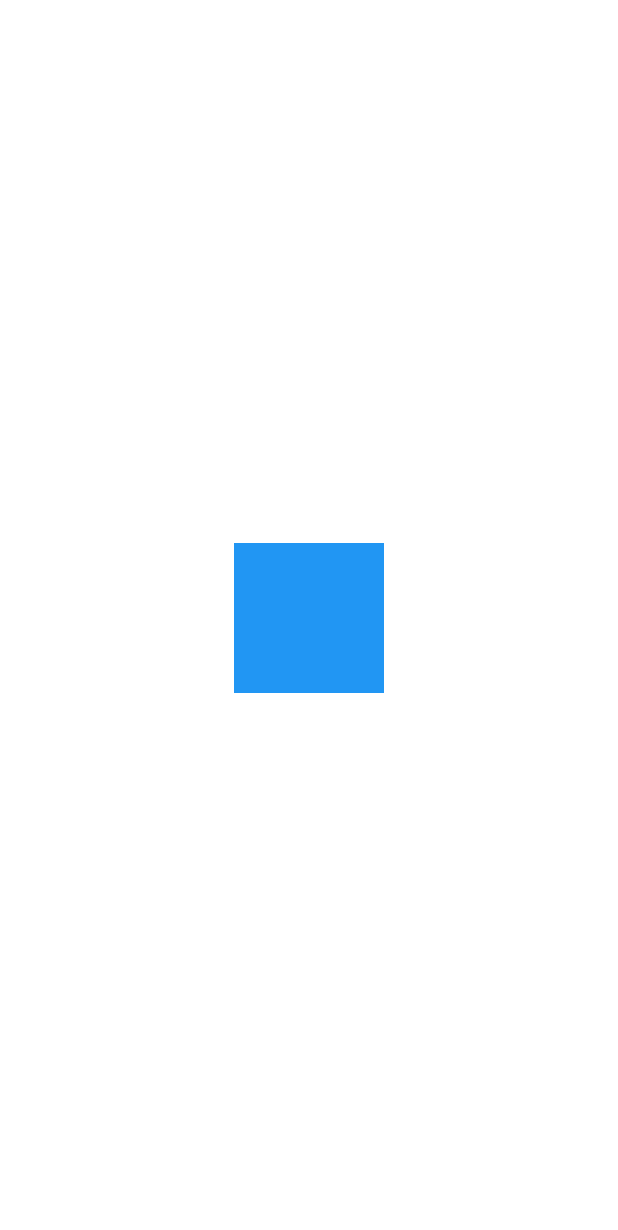
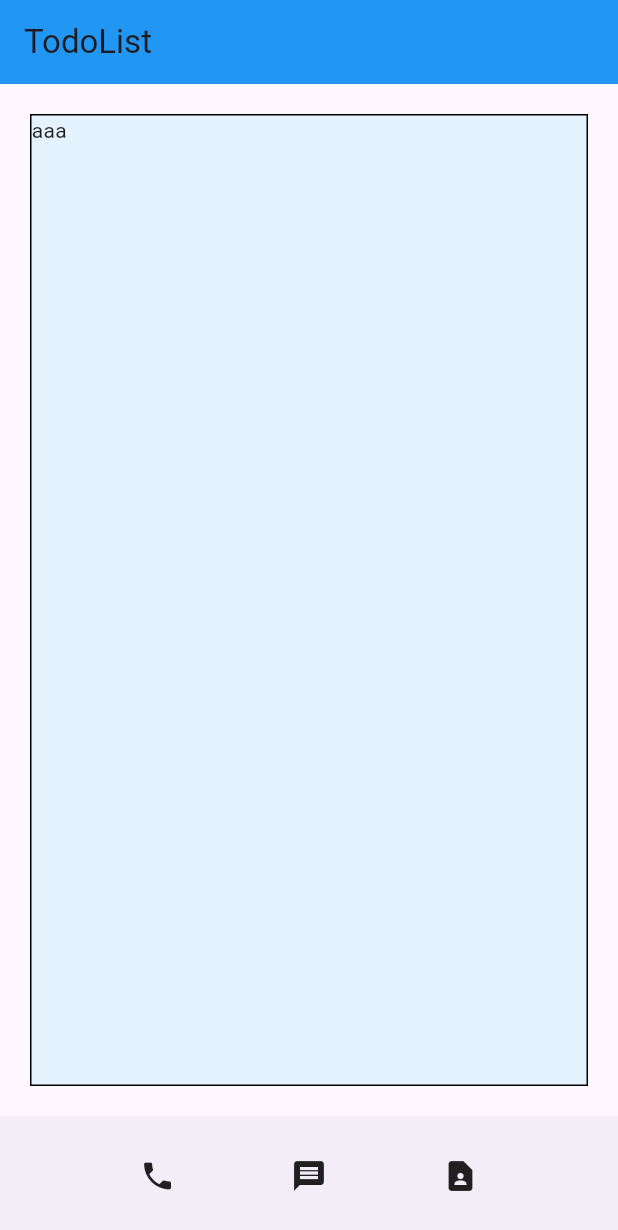
Before and after one commit to jerryVerse/contact, a Flutter app: the screen it shows after launch, on a phone screen of 412 x 824 dp. Shown: the top 1230 px of the screen. Run offline on Flutter 3.47's test engine with Material 3 defaults, Android fonts, the phone set to English and light mode, and no system bars.

Commit message:
프로젝트 시작

```diff
--- a/lib/main.dart
+++ b/lib/main.dart
@@ -11,27 +11,34 @@ class MyApp extends StatelessWidget {
   @override
   Widget build(BuildContext context) {
     return MaterialApp(
-      title: 'Flutter Demo',
-      theme: ThemeData(
-        // This is the theme of your application.
-        //
-        // TRY THIS: Try running your application with "flutter run". You'll see
-        // the application has a purple toolbar. Then, without quitting the app,
-        // try changing the seedColor in the colorScheme below to Colors.green
-        // and then invoke "hot reload" (save your changes or press the "hot
-        // reload" button in a Flutter-supported IDE, or press "r" if you used
-        // the command line to start the app).
-        //
-        // Notice that the counter didn't reset back to zero; the application
-        // state is not lost during the reload. To reset the state, use hot
-        // restart instead.
-        //
-        // This works for code too, not just values: Most code changes can be
-        // tested with just a hot reload.
-        colorScheme: ColorScheme.fromSeed(seedColor: Colors.deepPurple),
-      ),
-      home: Center(
-        child: Container( width: 100, height:100, color: Colors.blue)
+      home: Scaffold(
+        appBar: AppBar(title:Text('TodoList'),backgroundColor: Colors.blue,),
+        body: Align(
+          alignment: Alignment.topCenter,
+          child: Container(
+              width: MediaQuery.of(context).size.width,
+              height: MediaQuery.of(context).size.height,
+              margin: EdgeInsets.all(20),
+              decoration: BoxDecoration(
+                color: Colors.blue[50],
+                border: Border.all(color:Colors.black),
+              ),
+              child:  Text('aaa'),
+          ),
+        ),
+        bottomNavigationBar: BottomAppBar(
+          child: SizedBox(
+            height: 80,
+            child: Row(
+              mainAxisAlignment: MainAxisAlignment.spaceEvenly,
+              children: [
+                Icon(Icons.phone),
+                Icon(Icons.message),
+                Icon(Icons.contact_page),
+              ],
+            ),
+          )
+        ),
       )
     );
   }
```
